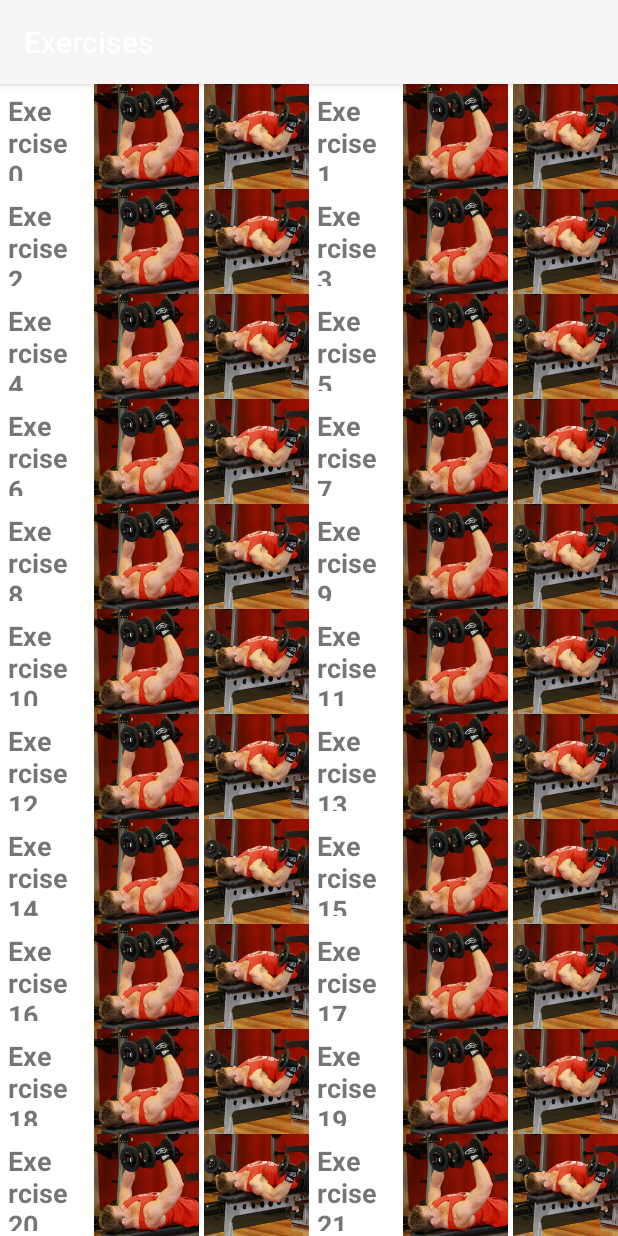
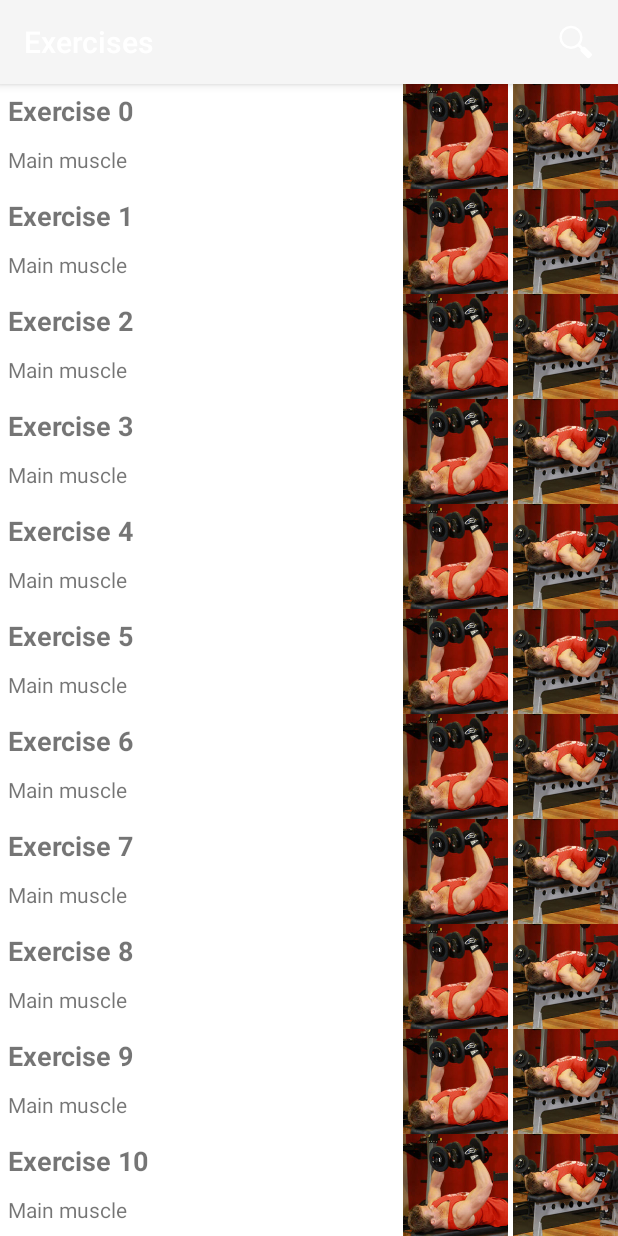
Before and after one commit to gleative/WorkIt, an Android app: the ExerciseActivity screen opened directly, with no data from a screen before it, on a phone screen of 412 x 824 dp. Run offline under Robolectric (Android 15) with nearby library versions, the phone set to English and light mode, and no system bars.

Commit message:
Trying to make search work, line 92 is null

```diff
--- a/app/src/main/java/com/example/gleative/workit/ExerciseActivity.java
+++ b/app/src/main/java/com/example/gleative/workit/ExerciseActivity.java
@@ -5,12 +5,17 @@ import android.support.design.widget.Snackbar;
 import android.support.v4.app.Fragment;
 import android.support.v4.app.FragmentManager;
 import android.support.v4.app.FragmentActivity;
+import android.support.v4.view.MenuItemCompat;
 import android.support.v4.widget.DrawerLayout;
 import android.support.v7.app.AppCompatActivity;
 import android.os.Bundle;
 import android.support.v7.widget.LinearLayoutManager;
 import android.support.v7.widget.RecyclerView;
+import android.support.v7.widget.SearchView;
 import android.support.v7.widget.Toolbar;
+import android.view.Menu;
+import android.view.MenuInflater;
+import android.view.MenuItem;
 import android.view.View;
 
 import com.example.gleative.workit.adapter.ExercisesRecyclerAdapter;
@@ -19,12 +24,18 @@ import com.example.gleative.workit.fragments.ExerciseListFragment;
 import com.example.gleative.workit.fragments.NavigationDrawerFragment;
 import com.example.gleative.workit.model.Exercise;
 
+import java.util.ArrayList;
+import java.util.List;
+
 public class ExerciseActivity extends AppCompatActivity implements ExerciseListFragment.OnExerciseFragmentInteractionListener{
 
     Toolbar toolbar;
     NavigationDrawerFragment navigationDrawerFragment;
     ExerciseInfoFragment exerciseInfoFragment;
     RecyclerView recyclerView;
+    ExercisesRecyclerAdapter exercisesRecyclerAdapter;
+
+    private List<Exercise> exercisesList;
 
     @Override
     protected void onCreate(Bundle savedInstanceState) {
@@ -36,7 +47,55 @@ public class ExerciseActivity extends AppCompatActivity implements ExerciseListF
 //        toolbar.setTitle("Exercises"); // Setter title på actionbar
         setSupportActionBar(toolbar);
 
+//        // Goes through all items in recycler view, and adds them to exercisesList
+//        for(int i = 0; i <= exercisesRecyclerAdapter.getItemCount(); i++){
+//            exercisesList.add(exercisesRecyclerAdapter.getItem(i));
+//        }
+
+        exercisesList = Exercise.getData();
+
         setUpDrawer();
+    }
+
+    // Adds the search button/bar
+    @Override
+    public boolean onCreateOptionsMenu(Menu menu) {
+        MenuInflater inflater = getMenuInflater();
+        inflater.inflate(R.menu.menu_search, menu); // The layout file
+        MenuItem item = menu.findItem(R.id.menu_search_button);
+        SearchView searchView = (SearchView) MenuItemCompat.getActionView(item);
+        searchView.setOnQueryTextListener(new SearchView.OnQueryTextListener() {
+
+            // Invoked when user presses enter
+            @Override
+            public boolean onQueryTextSubmit(String query) {
+                return false;
+            }
+
+            // Invoked when user types on the search bar
+            @Override
+            public boolean onQueryTextChange(String newText) {
+
+
+                newText = newText.toLowerCase();
+                List<Exercise> newList = new ArrayList<>();
+
+
+                for(Exercise exercise: exercisesList){
+                    String exerciseName = exercise.getExerciseName().toLowerCase();
+                        // If the name is in the query from the user, add it to a new list, that will be displayed for the user
+                        if(exerciseName.contains(newText)){
+                            newList.add(exercise);
+                        }
+                }
+
+                exercisesRecyclerAdapter.setFilter(newList);
+
+                return true;
+            }
+        });
+
+        return true;
     }
 
     private void setUpDrawer() {
--- a/app/src/main/java/com/example/gleative/workit/adapter/ExercisesRecyclerAdapter.java
+++ b/app/src/main/java/com/example/gleative/workit/adapter/ExercisesRecyclerAdapter.java
@@ -10,6 +10,7 @@ import android.view.ViewGroup;
 
 import com.example.gleative.workit.model.Exercise;
 
+import java.util.ArrayList;
 import java.util.List;
 
 /**
@@ -22,6 +23,8 @@ public class ExercisesRecyclerAdapter extends RecyclerView.Adapter<ExerciseViewH
     private LayoutInflater inflater;
     private OnExerciseSelectedListener exerciseSelectedListener;
     private RecycleAdapterListener recycleAdapterListener;
+
+    private List<Exercise> list; // This is needed for the filter method, that handles when user searches.
 
     public ExercisesRecyclerAdapter(Context context, List<Exercise> data, RecycleAdapterListener _recycleAdapterListener){
         this.exerciseData = data;
@@ -43,7 +46,7 @@ public class ExercisesRecyclerAdapter extends RecyclerView.Adapter<ExerciseViewH
     // Får tak i layoutfilen
     @Override
     public ExerciseViewHolder onCreateViewHolder(ViewGroup parent, int viewType) {
-        View view = inflater.inflate(R.layout.list_exercises, parent, false); // Inflater list_exercise layout, sånn at hver data skal få dette utseende
+        View view = inflater.inflate(R.layout.list_exercises, parent, false); // Inflater list_exercise layout, so it gets its design
         ExerciseViewHolder holder = new ExerciseViewHolder(view);
 
         view.setOnClickListener(holder);
@@ -62,4 +65,15 @@ public class ExercisesRecyclerAdapter extends RecyclerView.Adapter<ExerciseViewH
         return exerciseData.size();
     }
 
+    public Exercise getItem(int position){
+        return exerciseData.get(position);
+    }
+
+
+    public void setFilter(List<Exercise> newList){
+        list = new ArrayList<>();
+        list.addAll(newList);
+        notifyDataSetChanged(); // This refreshes the adapter.
+    }
+
 }
--- a/app/src/main/java/com/example/gleative/workit/fragments/ExerciseListFragment.java
+++ b/app/src/main/java/com/example/gleative/workit/fragments/ExerciseListFragment.java
@@ -56,8 +56,11 @@ public class ExerciseListFragment extends Fragment implements RecycleAdapterList
         ExercisesRecyclerAdapter adapter = new ExercisesRecyclerAdapter(getContext(), Exercise.getData(), this); // Må ha constructor på adapteren ellers du får error! this, Exercise.getData()
         recyclerView.setAdapter(adapter);
 
-        GridLayoutManager gridLayoutManager = new GridLayoutManager(getContext(), 2);
-        recyclerView.setLayoutManager(gridLayoutManager);
+        // Sets up the list in a new layout
+        LinearLayoutManager linearLayoutManagerVertical = new LinearLayoutManager(getContext());
+        linearLayoutManagerVertical.setOrientation(LinearLayoutManager.VERTICAL);
+        recyclerView.setLayoutManager(linearLayoutManagerVertical);
+
     }
 
     @Override
@@ -71,9 +74,3 @@ public class ExerciseListFragment extends Fragment implements RecycleAdapterList
         void onExerciseSelected(Exercise exercise);
     }
 }
-
-//
-//    // Sets up the list in a new layout
-//    LinearLayoutManager linearLayoutManagerVertical = new LinearLayoutManager(getContext());
-//        linearLayoutManagerVertical.setOrientation(LinearLayoutManager.VERTICAL);
-//                recyclerView.setLayoutManager(linearLayoutManagerVertical);
--- /dev/null
+++ b/app/src/main/res/menu/menu_search.xml
@@ -0,0 +1,14 @@
+<?xml version="1.0" encoding="utf-8"?>
+<menu xmlns:android="http://schemas.android.com/apk/res/android"
+    xmlns:myapp="http://schemas.android.com/apk/res-auto">
+    <!--Had to change "app" to "myapp" for some strange reason.... then it wasnt null anymore-->
+    <!--AND change the to values at line 10 and 11 to "myapp" or else it wouldnt work!!"-->
+
+    <item android:id="@+id/menu_search_button"
+        android:title="Search"
+        android:icon="@drawable/ic_action_search"
+        myapp:actionViewClass="android.support.v7.widget.SearchView"
+        myapp:showAsAction="always|collapseActionView"
+        />
+
+</menu>
```
Also changed, not shown: app/src/main/AndroidManifest.xml (+7 -1 lines), app/src/main/res/drawable-hdpi/ic_action_search.png (added), app/src/main/res/drawable-mdpi/ic_action_search.png (added), app/src/main/res/drawable-xhdpi/ic_action_search.png (added), app/src/main/res/drawable-xxhdpi/ic_action_search.png (added), app/src/main/res/drawable-xxxhdpi/ic_action_search.png (added).
